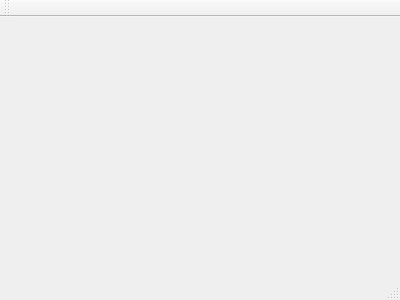
Before: the Qt Designer form mainwindow.ui in CannonContraption/GMeme, drawn with Qt 5.
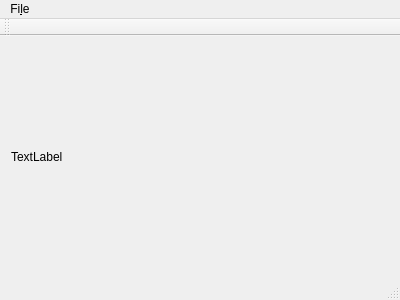
After: the same form once the commit is applied.

Commit message:
Added some example content, now displays an image
GMeme is a great place to view all of your memes.

Your memes need to be viewed with pride. This means that when you view,
you will want to see every detail of the meme.

To this end, GMeme is set up to show everything in a 1:1 zoom ratio,
no compromises!

The edit to the form file:
```diff
--- a/mainwindow.ui
+++ b/mainwindow.ui
@@ -12,13 +12,54 @@
   <property name="windowTitle" >
    <string>MainWindow</string>
   </property>
-  <widget class="QMenuBar" name="menuBar" />
-  <widget class="QToolBar" name="mainToolBar" />
-  <widget class="QWidget" name="centralWidget" />
-  <widget class="QStatusBar" name="statusBar" />
+  <widget class="QWidget" name="centralWidget">
+   <layout class="QHBoxLayout" name="horizontalLayout">
+    <item>
+     <layout class="QGridLayout" name="gridLayout">
+      <item row="0" column="0">
+       <widget class="QLabel" name="mainImage">
+        <property name="text">
+         <string>TextLabel</string>
+        </property>
+       </widget>
+      </item>
+     </layout>
+    </item>
+   </layout>
+  </widget>
+  <widget class="QMenuBar" name="menuBar">
+   <property name="geometry">
+    <rect>
+     <x>0</x>
+     <y>0</y>
+     <width>400</width>
+     <height>28</height>
+    </rect>
+   </property>
+   <widget class="QMenu" name="menuFile">
+    <property name="title">
+     <string>Fi&amp;le</string>
+    </property>
+    <addaction name="actionOpen"/>
+   </widget>
+   <addaction name="menuFile"/>
+  </widget>
+  <widget class="QToolBar" name="mainToolBar">
+   <attribute name="toolBarArea">
+    <enum>TopToolBarArea</enum>
+   </attribute>
+   <attribute name="toolBarBreak">
+    <bool>false</bool>
+   </attribute>
+  </widget>
+  <widget class="QStatusBar" name="statusBar"/>
+  <action name="actionOpen">
+   <property name="text">
+    <string>Open</string>
+   </property>
+  </action>
  </widget>
- <layoutDefault spacing="6" margin="11" />
- <pixmapfunction></pixmapfunction>
+ <layoutdefault spacing="6" margin="11"/>
  <resources/>
  <connections/>
 </ui>
```
Left out of the diff: 9 changed lines with no effect on the pictures. The commit also changes 3 other files.
